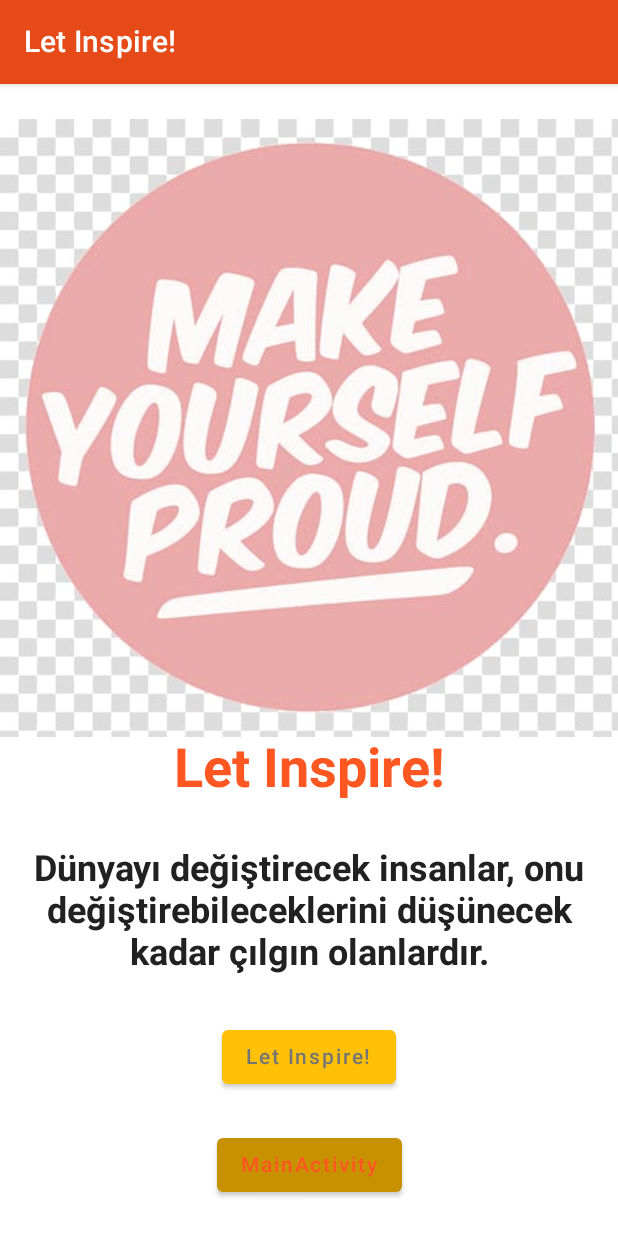
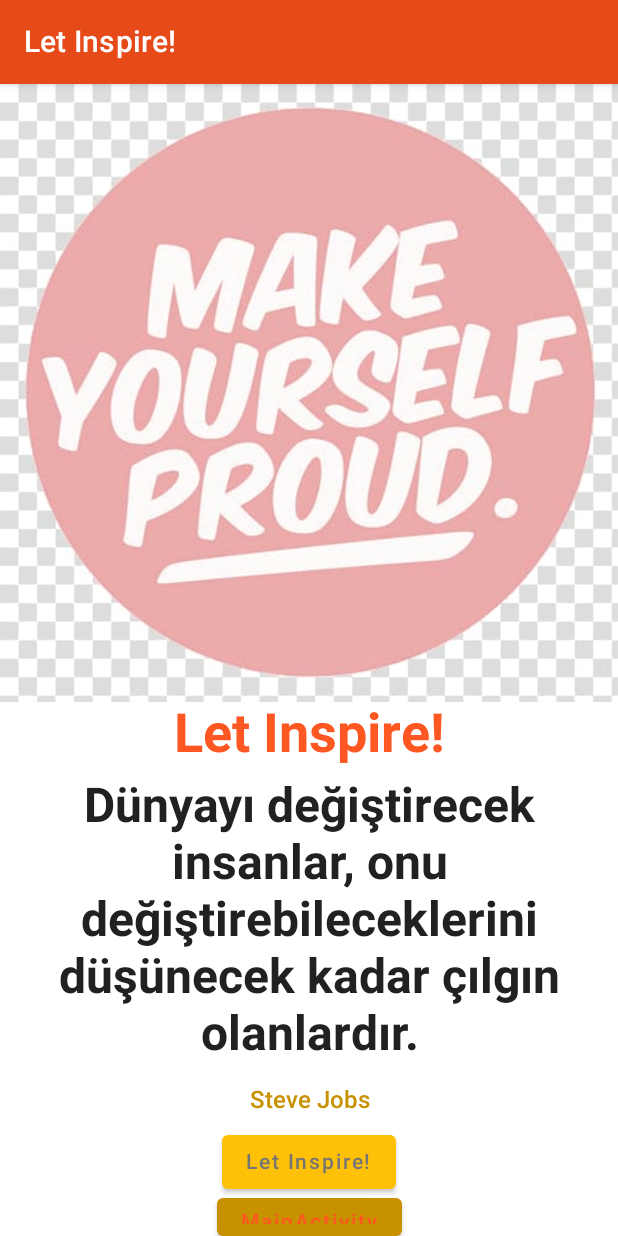
Before and after one commit to huseyinkaragoz/PageTransition, an Android app built with Jetpack Compose: the screen it shows after launch (MainActivity), after a tap on "Little Muse Page", on a phone screen of 412 x 824 dp. Run offline under Robolectric (Android 15) with nearby library versions, the phone set to English and light mode, and no system bars.

Commit message:
Data transfer between pages (easy method)

```diff
--- a/app/src/main/java/com/funnit/pagetransition/LittleMuse.kt
+++ b/app/src/main/java/com/funnit/pagetransition/LittleMuse.kt
@@ -19,7 +19,7 @@ import androidx.compose.ui.unit.sp
 import androidx.navigation.NavController
 
 @Composable
-fun LetInspire(navController: NavController) {
+fun LetInspire(navController: NavController,person:String,quote:String) {
 
     Scaffold(
         topBar = {
@@ -52,15 +52,26 @@ fun LetInspire(navController: NavController) {
                         fontSize = 36.sp
                     )
                 }
-
+//"Dünyayı değiştirecek insanlar, onu değiştirebileceklerini düşünecek kadar çılgın olanlardır."
                 Text(
-                    text = "Dünyayı değiştirecek insanlar, onu değiştirebileceklerini düşünecek kadar çılgın olanlardır.",
+                    text = quote,
                     modifier = Modifier.padding(8.dp),
                     color = colorResource(
                         id = R.color.primary_text
                     ),
                     fontWeight = FontWeight.Bold,
-                    fontSize = 24.sp,
+                    fontSize = 32.sp,
+                    textAlign = TextAlign.Center
+                )
+
+                Text(
+                    text = person,
+                    modifier = Modifier.padding(8.dp),
+                    color = colorResource(
+                        id = R.color.dark_amber
+                    ),
+                    fontWeight = FontWeight.Medium,
+                    fontSize = 16.sp,
                     textAlign = TextAlign.Center
                 )
 
--- a/app/src/main/java/com/funnit/pagetransition/MainActivity.kt
+++ b/app/src/main/java/com/funnit/pagetransition/MainActivity.kt
@@ -16,9 +16,11 @@ import androidx.compose.ui.tooling.preview.Preview
 import androidx.compose.ui.unit.dp
 import androidx.compose.ui.unit.sp
 import androidx.navigation.NavController
+import androidx.navigation.NavType
 import androidx.navigation.compose.NavHost
 import androidx.navigation.compose.composable
 import androidx.navigation.compose.rememberNavController
+import androidx.navigation.navArgument
 import com.funnit.pagetransition.ui.theme.PageTransitionTheme
 
 class MainActivity : ComponentActivity() {
@@ -50,8 +52,14 @@ fun PageTransitions() {
         composable("MainActivity") {
             MainPage(navController = navController)
         }
-        composable("LittleMuse") {
-            LetInspire(navController = navController)
+        composable("LittleMuse/{person}/{quote}",
+            arguments = listOf(
+                navArgument("person"){type = NavType.StringType},
+                navArgument("quote"){type = NavType.StringType}
+            )) {
+            val person = it.arguments?.getString("person")!!
+            val quote = it.arguments?.getString("quote")!!
+            LetInspire(navController = navController, person,quote)
         }
         composable("FoodRecipe") {
             RecipeScreen()
@@ -73,7 +81,10 @@ fun MainPage(navController: NavController) {
     ) {
         Text(text = "Main Page", fontSize = 36.sp)
 
-        Button(onClick = { navController.navigate("LittleMuse") }) {
+        Button(onClick = {
+            val p = "Steve Jobs"
+            val q = "Dünyayı değiştirecek insanlar, onu değiştirebileceklerini düşünecek kadar çılgın olanlardır."
+            navController.navigate("LittleMuse/$p/$q") }) {
             Text(text = stringResource(id = R.string.little_muse), fontSize = 16.sp)
         }
 
```
